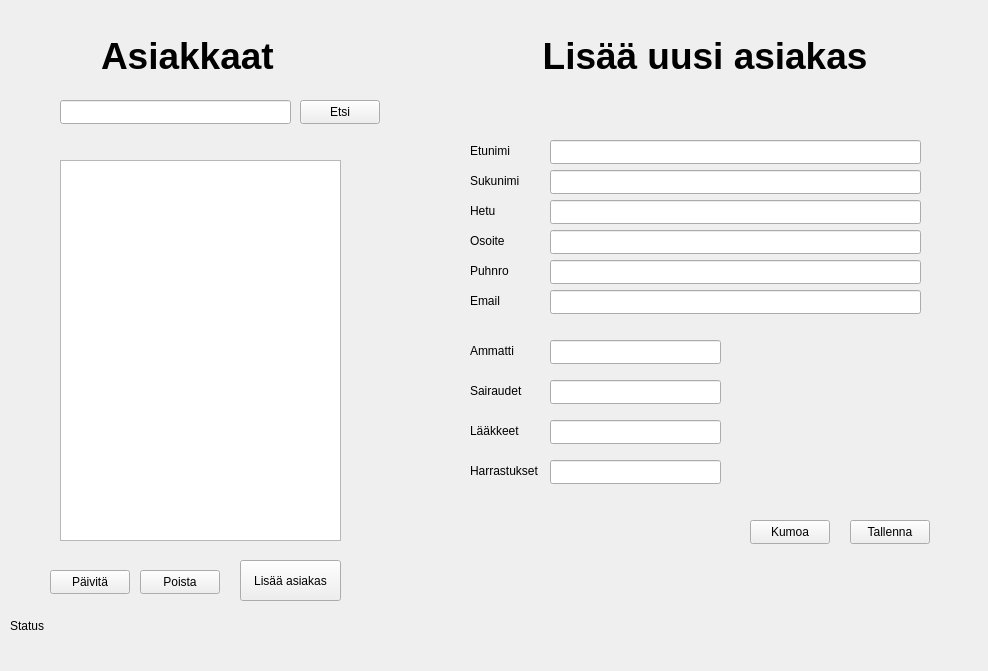
Qt form mainwindow.ui (juhotuominen/CustomerManagerQT) before a commit.
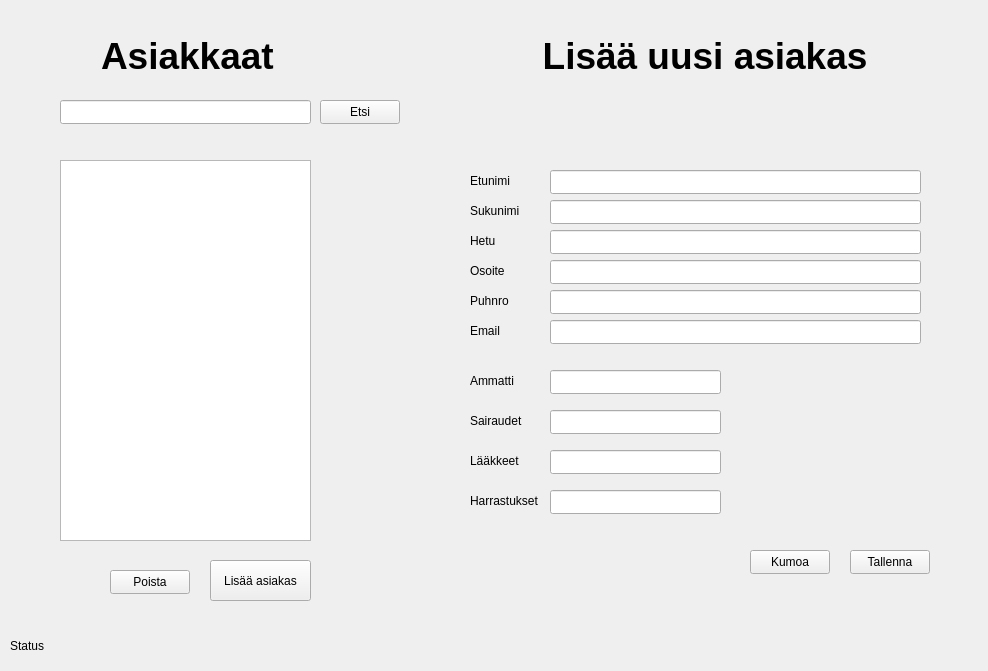
The same form after that commit. The open tabs and pages were chosen to show the change.

```diff
--- a/mainwindow.ui
+++ b/mainwindow.ui
@@ -22,7 +22,7 @@
    <widget class="QPushButton" name="btnRemove">
     <property name="geometry">
      <rect>
-      <x>140</x>
+      <x>110</x>
       <y>570</y>
       <width>80</width>
       <height>24</height>
@@ -32,24 +32,11 @@
      <string>Poista</string>
     </property>
    </widget>
-   <widget class="QPushButton" name="btnGet">
-    <property name="geometry">
-     <rect>
-      <x>50</x>
-      <y>570</y>
-      <width>80</width>
-      <height>24</height>
-     </rect>
-    </property>
-    <property name="text">
-     <string>Päivitä</string>
-    </property>
-   </widget>
    <widget class="QLabel" name="labelStatus">
     <property name="geometry">
      <rect>
       <x>10</x>
-      <y>610</y>
+      <y>630</y>
       <width>251</width>
       <height>31</height>
      </rect>
@@ -63,7 +50,7 @@
      <rect>
       <x>60</x>
       <y>160</y>
-      <width>281</width>
+      <width>251</width>
       <height>381</height>
      </rect>
     </property>
@@ -91,7 +78,7 @@
      <rect>
       <x>60</x>
       <y>100</y>
-      <width>231</width>
+      <width>251</width>
       <height>24</height>
      </rect>
     </property>
@@ -99,7 +86,7 @@
    <widget class="QPushButton" name="btnSearch">
     <property name="geometry">
      <rect>
-      <x>300</x>
+      <x>320</x>
       <y>100</y>
       <width>80</width>
       <height>24</height>
@@ -112,7 +99,7 @@
    <widget class="QPushButton" name="btnAddCustomer">
     <property name="geometry">
      <rect>
-      <x>240</x>
+      <x>210</x>
       <y>560</y>
       <width>101</width>
       <height>41</height>
@@ -516,7 +503,7 @@
       <property name="geometry">
        <rect>
         <x>140</x>
-        <y>130</y>
+        <y>160</y>
         <width>371</width>
         <height>24</height>
        </rect>
@@ -526,7 +513,7 @@
       <property name="geometry">
        <rect>
         <x>60</x>
-        <y>280</y>
+        <y>310</y>
         <width>49</width>
         <height>21</height>
        </rect>
@@ -539,7 +526,7 @@
       <property name="geometry">
        <rect>
         <x>60</x>
-        <y>410</y>
+        <y>440</y>
         <width>61</width>
         <height>21</height>
        </rect>
@@ -552,7 +539,7 @@
       <property name="geometry">
        <rect>
         <x>60</x>
-        <y>250</y>
+        <y>280</y>
         <width>49</width>
         <height>21</height>
        </rect>
@@ -565,7 +552,7 @@
       <property name="geometry">
        <rect>
         <x>340</x>
-        <y>510</y>
+        <y>540</y>
         <width>80</width>
         <height>24</height>
        </rect>
@@ -578,7 +565,7 @@
       <property name="geometry">
        <rect>
         <x>60</x>
-        <y>220</y>
+        <y>250</y>
         <width>49</width>
         <height>21</height>
        </rect>
@@ -591,7 +578,7 @@
       <property name="geometry">
        <rect>
         <x>60</x>
-        <y>450</y>
+        <y>480</y>
         <width>71</width>
         <height>21</height>
        </rect>
@@ -604,7 +591,7 @@
       <property name="geometry">
        <rect>
         <x>60</x>
-        <y>160</y>
+        <y>190</y>
         <width>61</width>
         <height>21</height>
        </rect>
@@ -617,8 +604,8 @@
       <property name="geometry">
        <rect>
         <x>60</x>
-        <y>130</y>
-        <width>49</width>
+        <y>160</y>
+        <width>51</width>
         <height>21</height>
        </rect>
       </property>
@@ -630,7 +617,7 @@
       <property name="geometry">
        <rect>
         <x>60</x>
-        <y>370</y>
+        <y>400</y>
         <width>61</width>
         <height>21</height>
        </rect>
@@ -643,7 +630,7 @@
       <property name="geometry">
        <rect>
         <x>140</x>
-        <y>370</y>
+        <y>400</y>
         <width>171</width>
         <height>24</height>
        </rect>
@@ -653,7 +640,7 @@
       <property name="geometry">
        <rect>
         <x>140</x>
-        <y>410</y>
+        <y>440</y>
         <width>171</width>
         <height>24</height>
        </rect>
@@ -663,7 +650,7 @@
       <property name="geometry">
        <rect>
         <x>140</x>
-        <y>190</y>
+        <y>220</y>
         <width>371</width>
         <height>24</height>
        </rect>
@@ -673,7 +660,7 @@
       <property name="geometry">
        <rect>
         <x>60</x>
-        <y>190</y>
+        <y>220</y>
         <width>49</width>
         <height>21</height>
        </rect>
@@ -686,7 +673,7 @@
       <property name="geometry">
        <rect>
         <x>440</x>
-        <y>510</y>
+        <y>540</y>
         <width>80</width>
         <height>24</height>
        </rect>
@@ -699,7 +686,7 @@
       <property name="geometry">
        <rect>
         <x>140</x>
-        <y>450</y>
+        <y>480</y>
         <width>171</width>
         <height>24</height>
        </rect>
@@ -709,7 +696,7 @@
       <property name="geometry">
        <rect>
         <x>140</x>
-        <y>330</y>
+        <y>360</y>
         <width>171</width>
         <height>24</height>
        </rect>
@@ -719,7 +706,7 @@
       <property name="geometry">
        <rect>
         <x>60</x>
-        <y>330</y>
+        <y>360</y>
         <width>61</width>
         <height>21</height>
        </rect>
@@ -732,7 +719,7 @@
       <property name="geometry">
        <rect>
         <x>140</x>
-        <y>250</y>
+        <y>280</y>
         <width>371</width>
         <height>24</height>
        </rect>
@@ -742,7 +729,7 @@
       <property name="geometry">
        <rect>
         <x>140</x>
-        <y>280</y>
+        <y>310</y>
         <width>371</width>
         <height>24</height>
        </rect>
@@ -752,7 +739,7 @@
       <property name="geometry">
        <rect>
         <x>140</x>
-        <y>160</y>
+        <y>190</y>
         <width>371</width>
         <height>24</height>
        </rect>
@@ -762,7 +749,7 @@
       <property name="geometry">
        <rect>
         <x>140</x>
-        <y>220</y>
+        <y>250</y>
         <width>371</width>
         <height>24</height>
        </rect>
```
Left out of the diff: 2 changed lines with no effect on the pictures.
